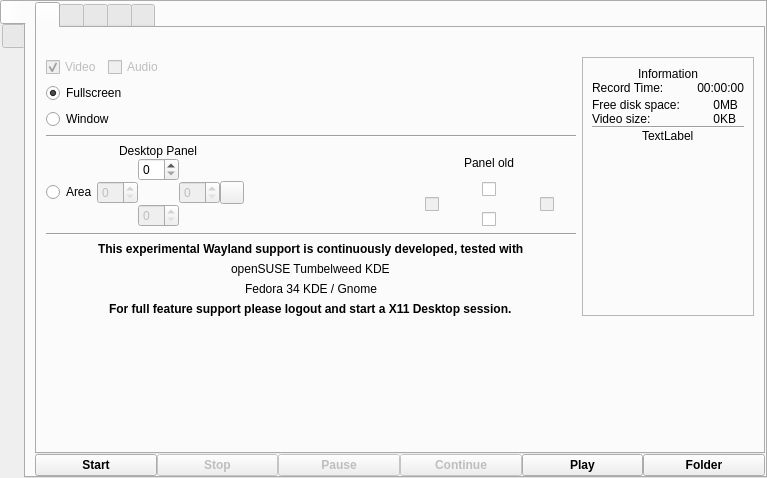
The window that src/wayland/formMainWindow_wl.ui (vkohaupt/vokoscreenNG) describes before a commit, drawn with Qt 5.
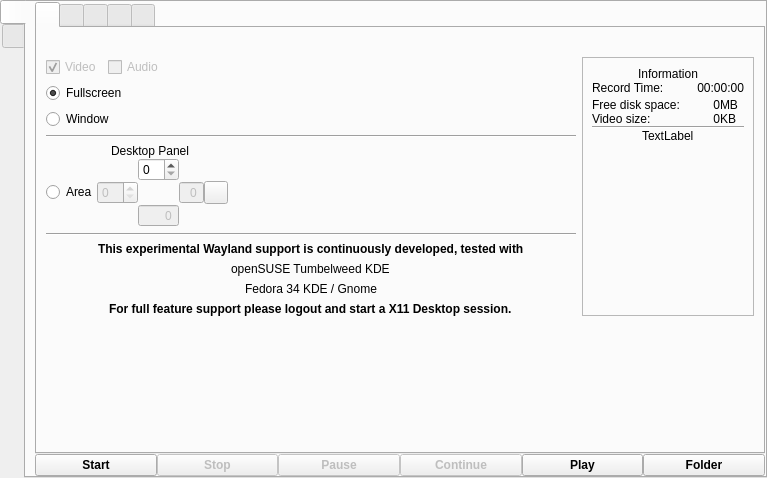
The same window after the commit. Icons and pictures are not drawn.

Commit message: Wayland: Area

What changed in the file:
```diff
--- a/src/wayland/formMainWindow_wl.ui
+++ b/src/wayland/formMainWindow_wl.ui
@@ -214,9 +214,21 @@
                     <property name="enabled">
                      <bool>false</bool>
                     </property>
+                    <property name="alignment">
+                     <set>Qt::AlignRight|Qt::AlignTrailing|Qt::AlignVCenter</set>
+                    </property>
+                    <property name="buttonSymbols">
+                     <enum>QAbstractSpinBox::NoButtons</enum>
+                    </property>
+                    <property name="specialValueText">
+                     <string notr="true"/>
+                    </property>
                     <property name="suffix">
                      <string notr="true"/>
                     </property>
+                    <property name="prefix">
+                     <string notr="true"/>
+                    </property>
                    </widget>
                   </item>
                   <item row="2" column="1">
@@ -224,26 +236,31 @@
                     <property name="enabled">
                      <bool>false</bool>
                     </property>
-                    <property name="suffix">
+                    <property name="specialValueText">
                      <string notr="true"/>
                     </property>
-                   </widget>
-                  </item>
-                  <item row="3" column="2">
-                   <widget class="QSpinBox" name="spinBox_bottom">
-                    <property name="enabled">
-                     <bool>false</bool>
-                    </property>
                     <property name="suffix">
                      <string notr="true"/>
                     </property>
+                    <property name="prefix">
+                     <string notr="true"/>
+                    </property>
                    </widget>
                   </item>
                   <item row="1" column="2">
                    <widget class="QSpinBox" name="spinBox_top">
+                    <property name="buttonSymbols">
+                     <enum>QAbstractSpinBox::UpDownArrows</enum>
+                    </property>
+                    <property name="specialValueText">
+                     <string notr="true"/>
+                    </property>
                     <property name="suffix">
                      <string notr="true"/>
                     </property>
+                    <property name="prefix">
+                     <string notr="true"/>
+                    </property>
                    </widget>
                   </item>
                   <item row="2" column="5">
@@ -259,6 +276,28 @@
                     </property>
                    </spacer>
                   </item>
+                  <item row="3" column="2">
+                   <widget class="QSpinBox" name="spinBox_bottom">
+                    <property name="enabled">
+                     <bool>false</bool>
+                    </property>
+                    <property name="alignment">
+                     <set>Qt::AlignRight|Qt::AlignTrailing|Qt::AlignVCenter</set>
+                    </property>
+                    <property name="buttonSymbols">
+                     <enum>QAbstractSpinBox::NoButtons</enum>
+                    </property>
+                    <property name="specialValueText">
+                     <string notr="true"/>
+                    </property>
+                    <property name="suffix">
+                     <string notr="true"/>
+                    </property>
+                    <property name="prefix">
+                     <string notr="true"/>
+                    </property>
+                   </widget>
+                  </item>
                  </layout>
                 </item>
                 <item row="8" column="0" colspan="3" alignment="Qt::AlignHCenter">
@@ -416,72 +455,6 @@
                   </layout>
                  </widget>
                 </item>
-                <item row="5" column="2">
-                 <layout class="QGridLayout" name="gridLayout_3">
-                  <property name="spacing">
-                   <number>0</number>
-                  </property>
-                  <item row="3" column="2" alignment="Qt::AlignHCenter">
-                   <widget class="QCheckBox" name="checkBox_panel_right">
-                    <property name="enabled">
-                     <bool>false</bool>
-                    </property>
-                    <property name="text">
-                     <string notr="true"/>
-                    </property>
-                    <property name="autoExclusive">
-                     <bool>true</bool>
-                    </property>
-                   </widget>
-                  </item>
-                  <item row="4" column="1" alignment="Qt::AlignHCenter">
-                   <widget class="QCheckBox" name="checkBox_panel_bottom">
-                    <property name="text">
-                     <string notr="true"/>
-                    </property>
-                    <property name="checked">
-                     <bool>false</bool>
-                    </property>
-                    <property name="autoExclusive">
-                     <bool>true</bool>
-                    </property>
-                   </widget>
-                  </item>
-                  <item row="3" column="0" alignment="Qt::AlignHCenter">
-                   <widget class="QCheckBox" name="checkBox_panel_left">
-                    <property name="enabled">
-                     <bool>false</bool>
-                    </property>
-                    <property name="text">
-                     <string notr="true"/>
-                    </property>
-                    <property name="autoExclusive">
-                     <bool>true</bool>
-                    </property>
-                   </widget>
-                  </item>
-                  <item row="2" column="1" alignment="Qt::AlignHCenter">
-                   <widget class="QCheckBox" name="checkBox_panel_top">
-                    <property name="text">
-                     <string notr="true"/>
-                    </property>
-                    <property name="checked">
-                     <bool>false</bool>
-                    </property>
-                    <property name="autoExclusive">
-                     <bool>true</bool>
-                    </property>
-                   </widget>
-                  </item>
-                  <item row="1" column="0" colspan="3" alignment="Qt::AlignHCenter">
-                   <widget class="QLabel" name="label_5">
-                    <property name="text">
-                     <string notr="true">Panel old</string>
-                    </property>
-                   </widget>
-                  </item>
-                 </layout>
-                </item>
                 <item row="2" column="0">
                  <widget class="QRadioButton" name="radioButtonScreencastFullscreen">
                   <property name="text">
```
The commit also changes 1 other file.
